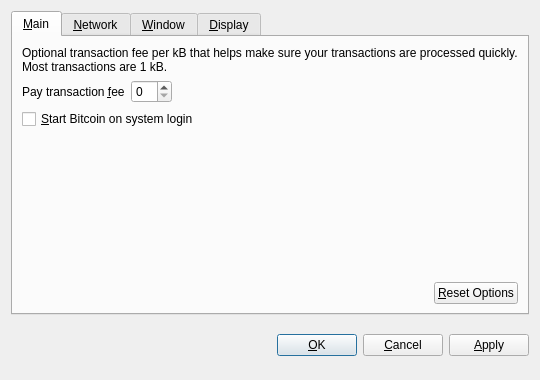
This is qcoin/src/qt/forms/optionsdialog.ui in wonabru/Q as Qt 5 draws it before an edit. The edited form follows.
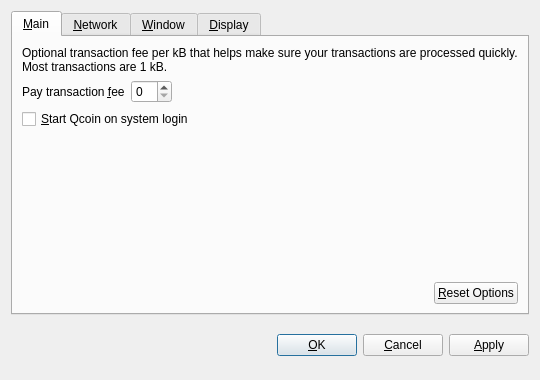
This is the edited form. Custom widgets are drawn as their Qt base class.

Diff of the .ui file:
```diff
--- a/qcoin/src/qt/forms/optionsdialog.ui
+++ b/qcoin/src/qt/forms/optionsdialog.ui
@@ -82,7 +82,7 @@
           <string>Automatically start Bitcoin after logging in to the system.</string>
          </property>
          <property name="text">
-          <string>&amp;Start Bitcoin on system login</string>
+          <string>&amp;Start Qcoin on system login</string>
          </property>
         </widget>
        </item>
```
Left out of the diff: 18 changed lines with no effect on the pictures.
